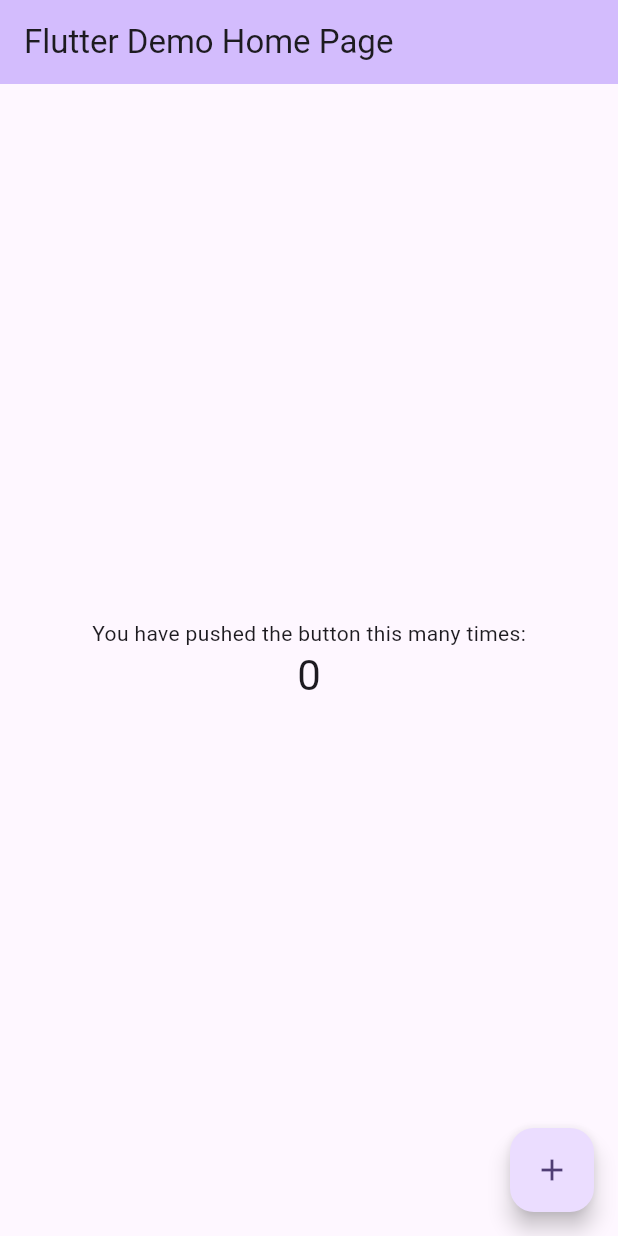
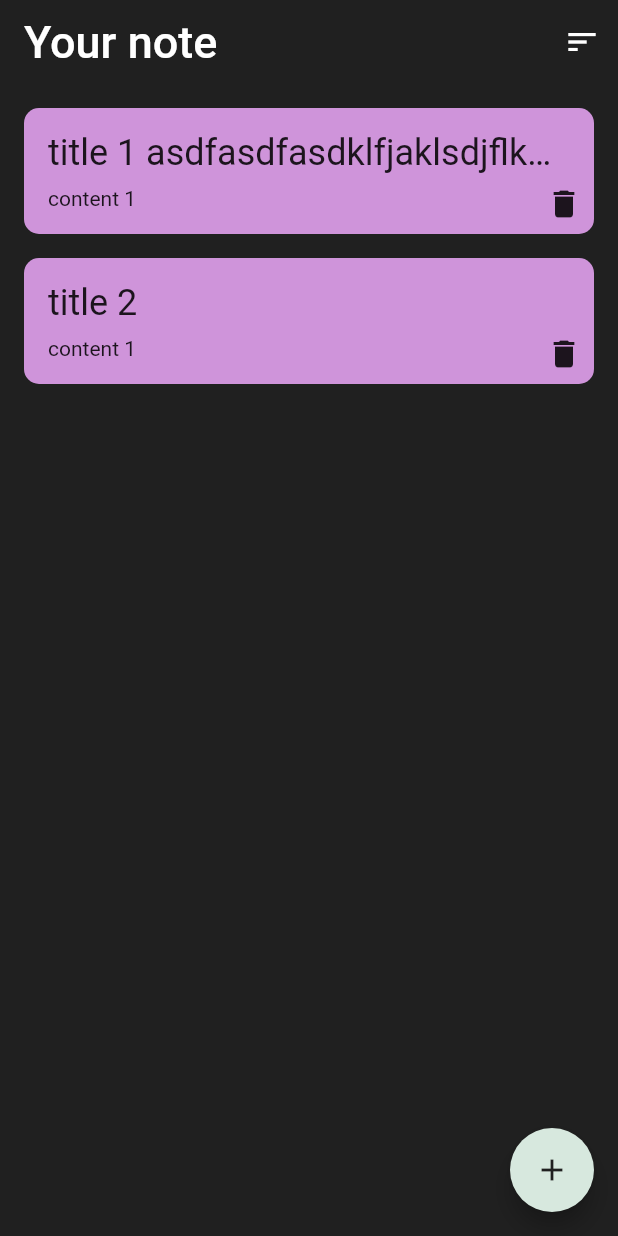
Before and after one commit to jungho1016/flutter_note_app, a Flutter app: the screen it shows after launch, on a phone screen of 412 x 824 dp. Run offline on Flutter 3.47's test engine with Material 2 defaults, Android fonts, the phone set to English and light mode, and no system bars; our stand-ins replace freezed_annotation, sqflite; accounts and stored records are empty; generated files the repository leaves out were written again.

Commit message:
[노트앱] 첫 화면 UI 작성

```diff
--- a/lib/main.dart
+++ b/lib/main.dart
@@ -1,4 +1,7 @@
 import 'package:flutter/material.dart';
+import 'package:flutter_note_app/ui/colors.dart';
+
+import 'presentation/notes/notes_screen.dart';
 
 void main() {
   runApp(const MyApp());
@@ -13,113 +16,17 @@ class MyApp extends StatelessWidget {
     return MaterialApp(
       title: 'Flutter Demo',
       theme: ThemeData(
-        // This is the theme of your application.
-        //
-        // TRY THIS: Try running your application with "flutter run". You'll see
-        // the application has a blue toolbar. Then, without quitting the app,
-        // try changing the seedColor in the colorScheme below to Colors.green
-        // and then invoke "hot reload" (save your changes or press the "hot
-        // reload" button in a Flutter-supported IDE, or press "r" if you used
-        // the command line to start the app).
-        //
-        // Notice that the counter didn't reset back to zero; the application
-        // state is not lost during the reload. To reset the state, use hot
-        // restart instead.
-        //
-        // This works for code too, not just values: Most code changes can be
-        // tested with just a hot reload.
-        colorScheme: ColorScheme.fromSeed(seedColor: Colors.deepPurple),
-        useMaterial3: true,
+        primaryColor: Colors.white,
+        canvasColor: darkGray,
+        floatingActionButtonTheme:
+            Theme.of(context).floatingActionButtonTheme.copyWith(
+                  backgroundColor: lightBlue,
+                  foregroundColor: darkGray,
+                ),
+        appBarTheme:
+            Theme.of(context).appBarTheme.copyWith(backgroundColor: darkGray),
       ),
-      home: const MyHomePage(title: 'Flutter Demo Home Page'),
+      home: const NotesScreen(),
     );
   }
 }
-
-class MyHomePage extends StatefulWidget {
-  const MyHomePage({super.key, required this.title});
-
-  // This widget is the home page of your application. It is stateful, meaning
-  // that it has a State object (defined below) that contains fields that affect
-  // how it looks.
-
-  // This class is the configuration for the state. It holds the values (in this
-  // case the title) provided by the parent (in this case the App widget) and
-  // used by the build method of the State. Fields in a Widget subclass are
-  // always marked "final".
-
-  final String title;
-
-  @override
-  State<MyHomePage> createState() => _MyHomePageState();
-}
-
-class _MyHomePageState extends State<MyHomePage> {
-  int _counter = 0;
-
-  void _incrementCounter() {
-    setState(() {
-      // This call to setState tells the Flutter framework that something has
-      // changed in this State, which causes it to rerun the build method below
-      // so that the display can reflect the updated values. If we changed
-      // _counter without calling setState(), then the build method would not be
-      // called again, and so nothing would appear to happen.
-      _counter++;
-    });
-  }
-
-  @override
-  Widget build(BuildContext context) {
-    // This method is rerun every time setState is called, for instance as done
-    // by the _incrementCounter method above.
-    //
-    // The Flutter framework has been optimized to make rerunning build methods
-    // fast, so that you can just rebuild anything that needs updating rather
-    // than having to individually change instances of widgets.
-    return Scaffold(
-      appBar: AppBar(
-        // TRY THIS: Try changing the color here to a specific color (to
-        // Colors.amber, perhaps?) and trigger a hot reload to see the AppBar
-        // change color while the other colors stay the same.
-        backgroundColor: Theme.of(context).colorScheme.inversePrimary,
-        // Here we take the value from the MyHomePage object that was created by
-        // the App.build method, and use it to set our appbar title.
-        title: Text(widget.title),
-      ),
-      body: Center(
-        // Center is a layout widget. It takes a single child and positions it
-        // in the middle of the parent.
-        child: Column(
-          // Column is also a layout widget. It takes a list of children and
-          // arranges them vertically. By default, it sizes itself to fit its
-          // children horizontally, and tries to be as tall as its parent.
-          //
-          // Column has various properties to control how it sizes itself and
-          // how it positions its children. Here we use mainAxisAlignment to
-          // center the children vertically; the main axis here is the vertical
-          // axis because Columns are vertical (the cross axis would be
-          // horizontal).
-          //
-          // TRY THIS: Invoke "debug painting" (choose the "Toggle Debug Paint"
-          // action in the IDE, or press "p" in the console), to see the
-          // wireframe for each widget.
-          mainAxisAlignment: MainAxisAlignment.center,
-          children: <Widget>[
-            const Text(
-              'You have pushed the button this many times:',
-            ),
-            Text(
-              '$_counter',
-              style: Theme.of(context).textTheme.headlineMedium,
-            ),
-          ],
-        ),
-      ),
-      floatingActionButton: FloatingActionButton(
-        onPressed: _incrementCounter,
-        tooltip: 'Increment',
-        child: const Icon(Icons.add),
-      ), // This trailing comma makes auto-formatting nicer for build methods.
-    );
-  }
-}
--- /dev/null
+++ b/lib/presentation/notes/components/note_item.dart
@@ -0,0 +1,56 @@
+import 'package:flutter/material.dart';
+import 'package:flutter_note_app/doamin/model/note.dart';
+
+class NoteItem extends StatelessWidget {
+  final Note note;
+  final Function? onDeleteTap;
+  const NoteItem({Key? key, required this.note, this.onDeleteTap})
+      : super(key: key);
+
+  @override
+  Widget build(BuildContext context) {
+    return Padding(
+      padding: const EdgeInsets.all(8.0),
+      child: Stack(
+        children: [
+          Container(
+            width: double.infinity,
+            padding: const EdgeInsets.all(16),
+            decoration: BoxDecoration(
+              borderRadius: BorderRadius.circular(10),
+              color: Color(note.color),
+            ),
+            child: Column(
+              crossAxisAlignment: CrossAxisAlignment.start,
+              children: [
+                Text(
+                  note.title,
+                  style: Theme.of(context).textTheme.headlineSmall,
+                  maxLines: 1,
+                  overflow: TextOverflow.ellipsis,
+                ),
+                const SizedBox(
+                  height: 8,
+                ),
+                Text(
+                  note.content,
+                  maxLines: 10,
+                  overflow: TextOverflow.ellipsis,
+                ),
+              ],
+            ),
+          ),
+          Positioned(
+            bottom: 8,
+            right: 8,
+            child: InkWell(
+                onTap: () {
+                  onDeleteTap;
+                },
+                child: const Icon(Icons.delete)),
+          )
+        ],
+      ),
+    );
+  }
+}
--- /dev/null
+++ b/lib/presentation/notes/notes_screen.dart
@@ -0,0 +1,51 @@
+import 'package:flutter/material.dart';
+import 'package:flutter_note_app/doamin/model/note.dart';
+import 'package:flutter_note_app/presentation/notes/components/note_item.dart';
+import 'package:flutter_note_app/ui/colors.dart';
+
+class NotesScreen extends StatelessWidget {
+  const NotesScreen({Key? key}) : super(key: key);
+
+  @override
+  Widget build(BuildContext context) {
+    return Scaffold(
+      appBar: AppBar(
+        backgroundColor: Colors.transparent,
+        title: const Text(
+          'Your note',
+          style: TextStyle(
+            fontSize: 30,
+          ),
+        ),
+        elevation: 0,
+        actions: [IconButton(onPressed: () {}, icon: const Icon(Icons.sort))],
+      ),
+      floatingActionButton: FloatingActionButton(
+        onPressed: () {},
+        child: const Icon(Icons.add),
+      ),
+      body: Padding(
+        padding: const EdgeInsets.all(8.0),
+        child: ListView(
+          children: [
+            NoteItem(
+              note: Note(
+                  title:
+                      'title 1 asdfasdfasdklfjaklsdjflkadsdasfasdfasdfasdfasdfdasfdasdfasdfasdfjklf',
+                  content: 'content 1',
+                  color: wisteria.value,
+                  timestamp: 1),
+            ),
+            NoteItem(
+              note: Note(
+                  title: 'title 2',
+                  content: 'content 1',
+                  color: wisteria.value,
+                  timestamp: 1),
+            ),
+          ],
+        ),
+      ),
+    );
+  }
+}
--- /dev/null
+++ b/lib/ui/colors.dart
@@ -0,0 +1,10 @@
+import 'dart:ui';
+
+const roseBud = Color(0xFFFFAB91);
+const primrose = Color(0xFFE7ED98);
+const wisteria = Color(0xFFCF94DA);
+const skyBlue = Color(0xFF81DEEA);
+const illusion = Color(0xFFF48FB1);
+
+const darkGray = Color(0xFF202020);
+const lightBlue = Color(0xFFD7E8DE);
```
